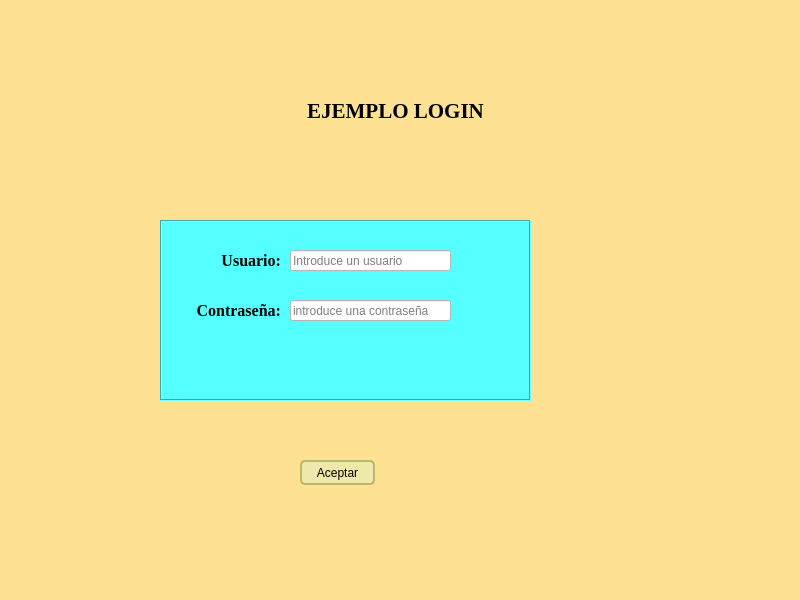
Before: the Qt Designer form login.ui in ilopjim13/PersistenciaDatos_PyQT, drawn with Qt 5.
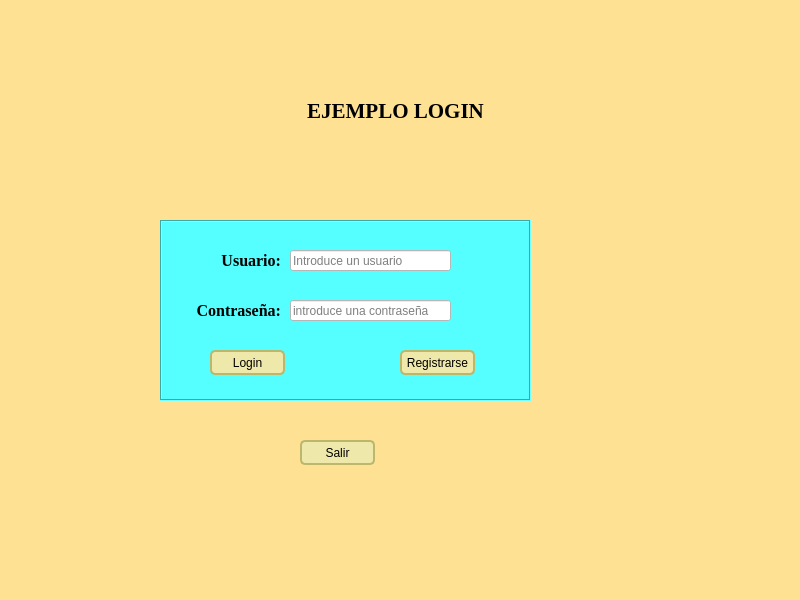
After: the same form once the commit is applied.

Commit message: Login actualizado

The edit to the form file:
```diff
--- a/login.ui
+++ b/login.ui
@@ -174,12 +174,102 @@
       <string/>
      </property>
     </widget>
+    <widget class="QPushButton" name="bu_login">
+     <property name="geometry">
+      <rect>
+       <x>50</x>
+       <y>130</y>
+       <width>75</width>
+       <height>25</height>
+      </rect>
+     </property>
+     <property name="styleSheet">
+      <string notr="true">QPushButton {
+        background-color: palegoldenrod;
+        border-width: 2px;
+        border-color: darkkhaki;
+        border-style: solid;
+        border-radius: 5;
+        padding: 3px;
+        min-width: 9ex;
+        min-height: 2.5ex;
+    }
+QPushButton:hover {
+        background-color: red;
+        border-width: 2px;
+        border-color: darkkhaki;
+        border-style: solid;
+        border-radius: 5;
+        padding: 3px;
+        min-width: 9ex;
+        min-height: 2.5ex;
+    }
+QPushButton:pressed{
+        background-color: blue;
+        border-width: 2px;
+        border-color: darkkhaki;
+        border-style: solid;
+        border-radius: 10;
+        padding: 3px;
+        min-width: 9ex;
+        min-height: 2.5ex;
+    }</string>
+     </property>
+     <property name="text">
+      <string>Login</string>
+     </property>
+    </widget>
+    <widget class="QPushButton" name="bu_reg">
+     <property name="geometry">
+      <rect>
+       <x>240</x>
+       <y>130</y>
+       <width>75</width>
+       <height>25</height>
+      </rect>
+     </property>
+     <property name="styleSheet">
+      <string notr="true">QPushButton {
+        background-color: palegoldenrod;
+        border-width: 2px;
+        border-color: darkkhaki;
+        border-style: solid;
+        border-radius: 5;
+        padding: 3px;
+        min-width: 9ex;
+        min-height: 2.5ex;
+    }
+QPushButton:hover {
+        background-color: red;
+        border-width: 2px;
+        border-color: darkkhaki;
+        border-style: solid;
+        border-radius: 5;
+        padding: 3px;
+        min-width: 9ex;
+        min-height: 2.5ex;
+    }
+QPushButton:pressed{
+        background-color: blue;
+        border-width: 2px;
+        border-color: darkkhaki;
+        border-style: solid;
+        border-radius: 10;
+        padding: 3px;
+        min-width: 9ex;
+        min-height: 2.5ex;
+    }</string>
+     </property>
+     <property name="text">
+      <string>Registrarse</string>
+     </property>
+    </widget>
    </widget>
    <widget class="QPushButton" name="buaceptar">
     <property name="geometry">
      <rect>
       <x>300</x>
-      <y>460</y>
+      <y>440</y>
       <width>75</width>
       <height>25</height>
      </rect>
@@ -217,7 +307,7 @@
     }</string>
     </property>
     <property name="text">
-     <string>Aceptar</string>
+     <string>Salir</string>
     </property>
    </widget>
   </widget>
```
Left out of the diff: 28 changed lines with no effect on the pictures. The commit also changes 5 other files.
